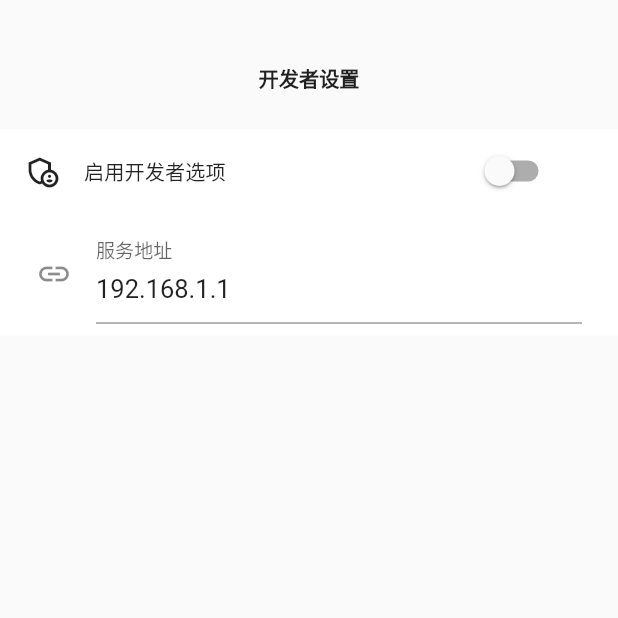
After one commit to h1542462994/flutter-class, a Flutter app: the DevelopPage screen opened directly, on a phone screen of 412 x 824 dp, the top half of it. The commit adds this screen. Run offline on Flutter 3.47's test engine with Material 2 defaults, Android fonts, the phone set to English and light mode, and no system bars; our stand-ins replace dio, shared_preferences, sqflite; accounts and stored records are empty; generated files the repository leaves out were written again.

Commit message:
添加开发者设置页面

```diff
--- a/schedule/jsons/profile.json
+++ b/schedule/jsons/profile.json
@@ -2,5 +2,7 @@
   "userCount": 0,
   "currentIndex": 0,
   "users": "$[]userRecord",
-  "locale": ""
+  "locale": "",
+  "developOpen": false,
+  "server": "localhost:9090"
 }
--- a/schedule/lib/common/const.dart
+++ b/schedule/lib/common/const.dart
@@ -13,4 +13,5 @@ class Const {
   static final String chineseSimplified = "简体中文";
   static final String english = "English";
   static final String japanese = "日本語";
+  static final String defaultServer = "192.168.1.1";
 }
--- a/schedule/lib/common/global.dart
+++ b/schedule/lib/common/global.dart
@@ -26,10 +26,18 @@ class Global {
       try {
         profile = Profile.fromJson(jsonDecode(_profile));
       } catch(e) {
+        profile = Profile();
         print(e);
       }
     }
-    profile = exampleGenerator.initializeProfile(profile);
+  }
+
+  static valueOrDefault(value, defaultValue){
+    if(value == null){
+      return defaultValue;
+    } else {
+      return value;
+    }
   }
 
   static saveProfile() {
--- a/schedule/lib/common/index.dart
+++ b/schedule/lib/common/index.dart
@@ -4,3 +4,4 @@ export 'const.dart';
 export 'range.dart';
 export 'ranges.dart';
 export 'net.dart';
+export 'myColors.dart';
--- a/schedule/lib/data/apiResponseT.dart
+++ b/schedule/lib/data/apiResponseT.dart
@@ -3,8 +3,6 @@ import 'package:flutter/material.dart';
 import 'package:json_annotation/json_annotation.dart';
 import 'package:schedule/data/apiResponse.dart';
 
-
-@JsonSerializable()
 class ApiResponseT<T> {
   ApiResponseT();
 
--- /dev/null
+++ b/schedule/lib/data/componentState.dart
@@ -0,0 +1,3 @@
+class ComponentState<T> {
+  T state;
+}
--- a/schedule/lib/data/index.dart
+++ b/schedule/lib/data/index.dart
@@ -8,3 +8,4 @@ export 'timeTable.dart';
 export 'timeType.dart';
 export 'apiResponse.dart';
 export 'apiResponseT.dart';
+export 'componentState.dart';
--- a/schedule/lib/l18n/gmLocalizations.dart
+++ b/schedule/lib/l18n/gmLocalizations.dart
@@ -18,6 +18,8 @@ class GmLocalizations{
       this.locale = locale;
     }
   }
+
+
 
   static GmLocalizations of(BuildContext context){
     return Localizations.of<GmLocalizations>(context, GmLocalizations);
@@ -63,6 +65,10 @@ class GmLocalizations{
   String get passwordEmpty => _resources.get("passwordEmpty", index);
   String get passwordRange => _resources.get("passwordRange", index);
   String get register => _resources.get("register", index);
+  String get developSettings => _resources.get("developSettings", index);
+  String get serverDest => _resources.get("serverDest", index);
+  String get on => _resources.get("on", index);
+  String get off => _resources.get("off", index);
 }
 
 /// globalization delegate class
--- a/schedule/lib/l18n/gmResources.dart
+++ b/schedule/lib/l18n/gmResources.dart
@@ -26,7 +26,11 @@ class GmResources {
     "uidReg": ["用户名仅包含数字，大小写字母，下划线", "username contains [dlL_]"],
     "passwordEmpty": ["密码不能为空", "password is empty"],
     "passwordRange": ["密码应在6-128位之间", "password length in [6-128]"],
-    "register": ["注册", "Register"]
+    "register": ["注册", "Register"],
+    "developSettings": ["开发者设置", "Develop Settings"],
+    "serverDest": ["服务地址", "Server Dest"],
+    "on": ["开启", "On"],
+    "off": ["关闭", "Off"]
   };
   Map<int, List<String>> weekResources = {
     0: ["周一", "Mon.", "月曜日"],
--- a/schedule/lib/models/index.dart
+++ b/schedule/lib/models/index.dart
@@ -1,4 +1,3 @@
-export '../data/apiResponse.dart' ;
 export 'profile.dart' ;
 export 'user.dart' ;
 export 'userRecord.dart' ;
--- a/schedule/lib/models/profile.dart
+++ b/schedule/lib/models/profile.dart
@@ -10,6 +10,8 @@ class Profile {
     num currentIndex;
     List<UserRecord> users;
     String locale;
+    bool developOpen;
+    String server;
 
     factory Profile.fromJson(Map<String,dynamic> json) => _$ProfileFromJson(json);
     Map<String, dynamic> toJson() => _$ProfileToJson(this);
--- a/schedule/lib/notifier/userModel.dart
+++ b/schedule/lib/notifier/userModel.dart
@@ -1,17 +1,32 @@
 import 'package:schedule/common/global.dart';
+import 'package:schedule/common/index.dart';
 import 'package:schedule/models/index.dart';
 
 class UserModel extends BaseChangeNotifier {
-  num get userCount => profile.userCount;
-  num get currentIndex => profile.currentIndex;
+  num get userCount => Global.valueOrDefault(profile.userCount, 0);
+  num get currentIndex => Global.valueOrDefault(profile.currentIndex, -1);
   List<UserRecord> get user => profile.users;
+  String get server => Global.valueOrDefault(profile.server, Const.defaultServer);
+  bool get developOpen => Global.valueOrDefault(profile.developOpen, false);
 
   set userCount(num userCount) {
     profile.userCount = userCount;
+    notify();
   }
 
   set currentIndex(num currentIndex) {
     profile.currentIndex = currentIndex;
+    notify();
+  }
+
+  set server(String server) {
+    profile.server = server;
+    notify();
+  }
+
+  set developOpen(bool developOpen) {
+    profile.developOpen = developOpen;
+    notify();
   }
 
   bool get noUser {
@@ -20,6 +35,7 @@ class UserModel extends BaseChangeNotifier {
     } else {
       return false;
     }
+    notify();
   }
 
   void notify() {
--- /dev/null
+++ b/schedule/lib/routes/developPage.dart
@@ -0,0 +1,61 @@
+import 'package:flutter/material.dart';
+import 'package:flutter/widgets.dart';
+import 'package:provider/provider.dart';
+import 'package:schedule/common/index.dart';
+import 'package:schedule/l18n/gmLocalizations.dart';
+import 'package:schedule/notifier/index.dart';
+import 'package:schedule/widgets/index.dart';
+
+class DevelopPage extends StatefulWidget {
+  @override
+  _DevelopPageState createState() => _DevelopPageState();
+}
+
+class _DevelopPageState extends State<DevelopPage> {
+  TextEditingController _serverController = TextEditingController(text: "");
+  bool isLoaded = false;
+  UserModel userModel;
+
+  @override void didChangeDependencies() {
+    super.didChangeDependencies();
+    if(!isLoaded) {
+      UserModel userModel = Provider.of<UserModel>(context);
+      String text = userModel.server;
+      _serverController.text = text;
+      _serverController.addListener(() {
+        userModel.server = _serverController.text.toString();
+      });
+      isLoaded = true;
+    }
+  }
+
+  @override
+  Widget build(BuildContext context) {
+    GmLocalizations gm = GmLocalizations.of(context);
+    userModel = Provider.of<UserModel>(context);
+    return Scaffold(
+      body: Container(
+        child: Column(
+          children: [
+            TitleBar(gm.developSettings),
+            SimpleCard.withSwitch(icon: Icons.admin_panel_settings_outlined, content: "启用开发者选项", state: userModel.developOpen, onCheck: (state) {
+              userModel.developOpen = state;
+            }),
+            Container(
+              padding: EdgeInsets.symmetric(vertical: 8, horizontal: 24),
+              decoration: BoxDecoration(color: MyColors.selectionContent),
+              child: TextField(
+                controller: _serverController,
+                decoration: InputDecoration(
+                  labelText: gm.serverDest,
+                  hintText: gm.serverDest,
+                  icon: Icon(Icons.insert_link)
+                ),
+              ),
+            )
+          ],
+        ),
+      ),
+    );
+  }
+}
--- a/schedule/lib/widgets/card/simpleCard.dart
+++ b/schedule/lib/widgets/card/simpleCard.dart
@@ -2,6 +2,7 @@ import 'package:flutter/cupertino.dart';
 import 'package:flutter/material.dart';
 import 'package:flutter/widgets.dart';
 import 'package:schedule/common/myColors.dart';
+import 'package:schedule/data/index.dart';
 
 class SimpleCard extends StatelessWidget {
   SimpleCard({this.icon, this.content, this.secondContent, this.rightIcon = Icons.keyboard_arrow_right, this.rightIconShown = true, this.onTap});
@@ -56,4 +57,20 @@ class SimpleCard extends StatelessWidget {
       onTap: onTap,
     );
   }
+
+  static SimpleCard withSwitch({IconData icon, String content, bool state , Function onCheck}) {
+    return SimpleCard(
+      icon: icon,
+      content: Text(content,
+        textScaleFactor: 0.9),
+      secondContent: Switch(
+        value: state,
+        onChanged: (value) {
+          state = value;
+          onCheck(value);
+        },
+      ),
+      rightIconShown: false,
+    );
+  }
 }
```
Also changed, not shown: schedule/lib/common/net.dart (+10 -4 lines), schedule/lib/data/apiResponse.dart (+13 -4 lines), schedule/lib/seed/exampleGenerator.dart (+16 -16 lines), schedule/lib/widgets/settingsComponent.dart (+12 -0 lines), schedule/lib/data/apiResponse.g.dart (deleted), schedule/lib/models/profile.g.dart.
